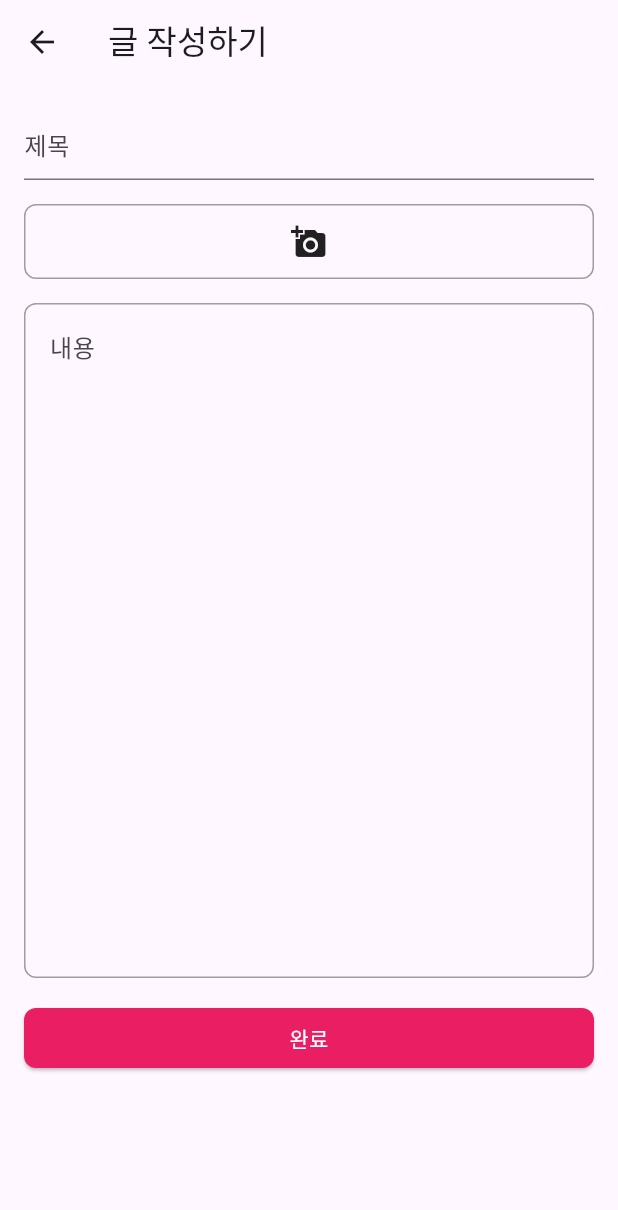
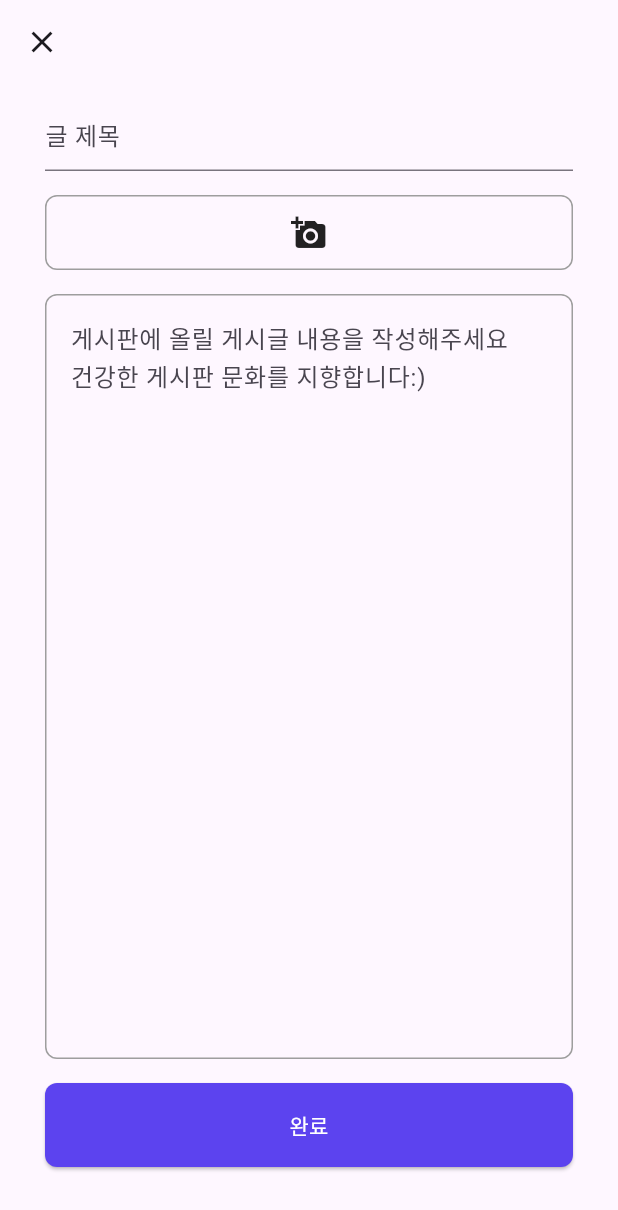
Before and after one commit to DKU-CapstoneDesign/FE_APP_FLUTTER, a Flutter app: the CreatePostPage screen opened directly, on a phone screen of 412 x 824 dp. Shown: the top 1210 px of the screen. Run offline on Flutter 3.47's test engine with Material 3 defaults, Android fonts, the phone set to English and light mode, and no system bars; our stand-ins replace country_picker, flutter_chat_types, flutter_chat_ui, image_picker; accounts and stored records are empty; project files that could hold a hidden picture were left out.

Commit message:
change createPost UI

```diff
--- a/lib/view/screens/post/createPostPage.dart
+++ b/lib/view/screens/post/createPostPage.dart
@@ -35,16 +35,22 @@ class _CreatePostPageState extends State<CreatePostPage> {
   Widget build(BuildContext context) {
     return Scaffold(
       appBar: AppBar(
-        title: Text('글 작성하기'),
+        leading:  IconButton(
+            onPressed: () {
+              Navigator.pop(context);
+            },
+            icon: Icon(Icons.close)
+      )
       ),
       body: Padding(
-        padding: EdgeInsets.all(16.0),
+        padding: EdgeInsets.fromLTRB(30, 10, 30, 10),
+        child: SingleChildScrollView(
           child: Column(
             crossAxisAlignment: CrossAxisAlignment.stretch,
             children: [
-            TextField(
+              const TextField(
                 decoration: InputDecoration(
-                hintText: '제목',
+                  hintText: '글 제목',
                 ),
               ),
               SizedBox(height: 16.0),
@@ -61,14 +67,14 @@ class _CreatePostPageState extends State<CreatePostPage> {
                     _imageFile!,
                     fit: BoxFit.cover,
                   )
-                    : Center(
+                      : const Center(
                     child: Icon(Icons.add_a_photo),
                   ),
                 ),
               ),
               SizedBox(height: 16.0),
               Container(
-              height: 450,
+                height: 510,
                 decoration: BoxDecoration(
                   border: Border.all(color: Colors.grey),
                   borderRadius: BorderRadius.circular(8.0),
@@ -77,8 +83,8 @@ class _CreatePostPageState extends State<CreatePostPage> {
                   controller: _contentController,
                   maxLines: null,
                   keyboardType: TextInputType.multiline,
-                decoration: InputDecoration(
-                  hintText: '내용',
+                  decoration: const InputDecoration(
+                    hintText: '게시판에 올릴 게시글 내용을 작성해주세요 \n건강한 게시판 문화를 지향합니다:)',
                     border: InputBorder.none,
                     contentPadding: EdgeInsets.all(16.0),
                   ),
@@ -90,9 +96,12 @@ class _CreatePostPageState extends State<CreatePostPage> {
                   Navigator.pop(context);
                 },
                 style: ButtonStyle(
-                backgroundColor: MaterialStateProperty.all(Colors.pink),
-                foregroundColor: MaterialStateProperty.all(Colors.white),
-                shape: MaterialStateProperty.all(
+                  backgroundColor: WidgetStateProperty.all(const Color.fromRGBO(92, 67, 239, 60)),
+                  foregroundColor: WidgetStateProperty.all(Colors.white),
+                    padding: WidgetStateProperty.all<EdgeInsets>(
+                      EdgeInsets.symmetric(horizontal: 48, vertical: 18),
+                    ),
+                  shape: WidgetStateProperty.all(
                     RoundedRectangleBorder(
                       borderRadius: BorderRadius.circular(8.0),
                     ),
@@ -103,6 +112,7 @@ class _CreatePostPageState extends State<CreatePostPage> {
             ],
           ),
         ),
+      ),
     );
   }
 }
--- a/lib/view/screens/post/forumPage.dart
+++ b/lib/view/screens/post/forumPage.dart
@@ -81,7 +81,7 @@ class _ForumPageState extends State<ForumPage> {
       child: AnimatedContainer(
         duration: const Duration(milliseconds: 200),
         decoration: BoxDecoration(
-          color: isTapped ? const Color.fromRGBO(92, 67, 239, 60) : Color.fromRGBO(92, 67, 239, 220),
+          color: isTapped ? const Color.fromRGBO(92, 67, 239, 100) : Color.fromRGBO(92, 67, 239, 220),
           borderRadius: BorderRadius.circular(20.0),
         ),
         child: Center(
--- a/lib/view/screens/post/postListPage.dart
+++ b/lib/view/screens/post/postListPage.dart
@@ -190,7 +190,7 @@ class PostListPage extends StatelessWidget {
             MaterialPageRoute(builder: (context) => CreatePostPage()),
           );
         },
-        backgroundColor: Colors.pink,
+        backgroundColor: Color.fromRGBO(92, 67, 239, 60),
         foregroundColor: Colors.white,
         label: Text('글쓰기'),
         icon: Icon(Icons.edit),
```
Lines whose indentation alone changed are shown as unchanged.
